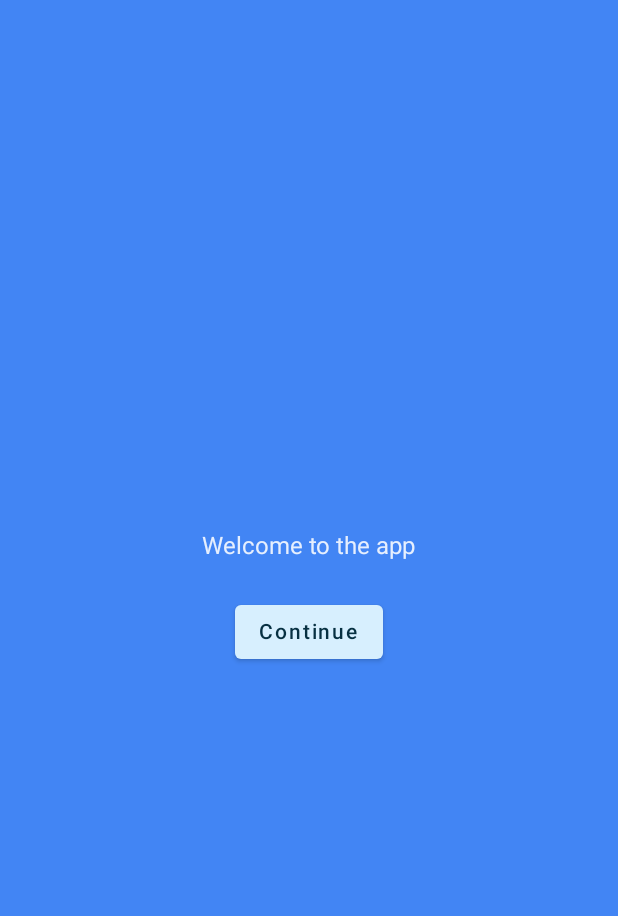
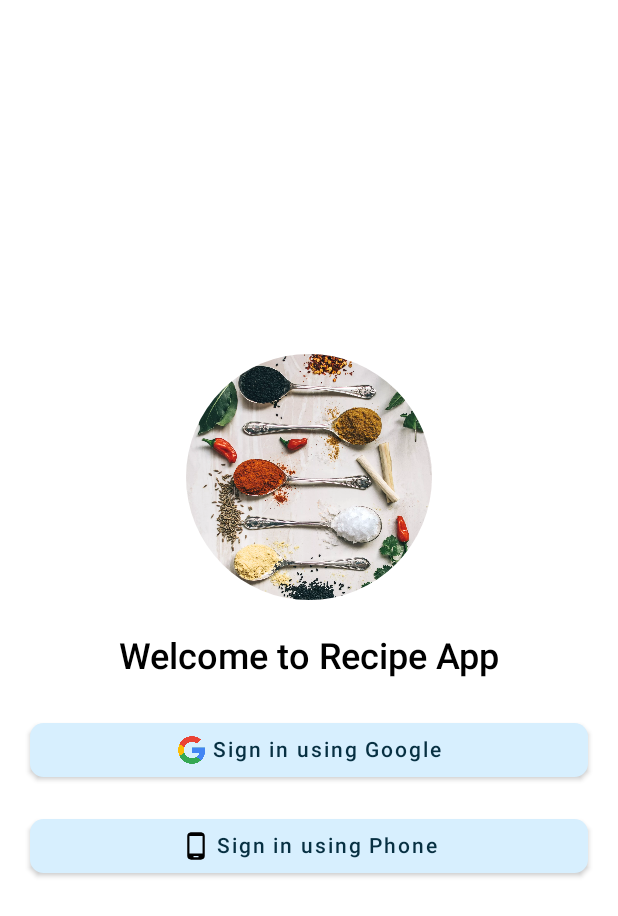
Before and after one commit to bugaliaa/MyRecipe, an Android app built with Jetpack Compose: the screen it shows after launch (MainActivity), on a phone screen of 412 x 824 dp. Shown: the top 916 px of the screen. Run offline under Robolectric (Android 15) with nearby library versions, the phone set to English and light mode, and no system bars.

Commit message:
Welcome Screen Basic Added

```diff
--- a/app/build.gradle
+++ b/app/build.gradle
@@ -63,4 +63,5 @@ dependencies {
     androidTestImplementation "androidx.compose.ui:ui-test-junit4:$compose_version"
     debugImplementation "androidx.compose.ui:ui-tooling:$compose_version"
     implementation "androidx.compose.material:material-icons-extended:$compose_version"
+    implementation "com.google.accompanist:accompanist-systemuicontroller:0.20.3"
 }
--- a/app/src/main/java/com/example/myrecipe/MainActivity.kt
+++ b/app/src/main/java/com/example/myrecipe/MainActivity.kt
@@ -33,6 +33,7 @@ import androidx.compose.ui.res.stringResource
 import androidx.compose.ui.text.font.FontWeight
 import androidx.compose.ui.tooling.preview.Preview
 import androidx.compose.ui.unit.dp
+import com.example.myrecipe.ui.home_screen.SignInScreen
 import com.example.myrecipe.ui.theme.MyRecipeTheme
 import kotlin.math.exp
 
@@ -41,7 +42,7 @@ class MainActivity : ComponentActivity() {
         super.onCreate(savedInstanceState)
         setContent {
             MyRecipeTheme {
-                MyApp()
+                SignInScreen()
             }
         }
     }
--- /dev/null
+++ b/app/src/main/java/com/example/myrecipe/ui/home_screen/SignInScreen.kt
@@ -0,0 +1,19 @@
+package com.example.myrecipe.ui.home_screen
+
+import androidx.compose.runtime.*
+import androidx.compose.ui.tooling.preview.Preview
+import com.example.myrecipe.ui.home_screen.welcome_screen.WelcomeScreen
+import com.example.myrecipe.ui.theme.MyRecipeTheme
+
+@Composable
+fun SignInScreen(){
+    MyRecipeTheme {
+        WelcomeScreen()
+    }
+}
+
+@Preview(showBackground = true)
+@Composable
+fun previewSigninScreen(){
+    SignInScreen()
+}
--- /dev/null
+++ b/app/src/main/java/com/example/myrecipe/ui/home_screen/welcome_screen/WelcomeButtons.kt
@@ -0,0 +1,85 @@
+package com.example.myrecipe.ui.home_screen.welcome_screen
+
+import androidx.compose.foundation.Image
+import androidx.compose.foundation.layout.*
+import androidx.compose.foundation.shape.CircleShape
+import androidx.compose.foundation.shape.RoundedCornerShape
+import androidx.compose.material.Button
+import androidx.compose.material.Text
+import androidx.compose.material.icons.Icons
+import androidx.compose.material.icons.filled.PhoneAndroid
+import androidx.compose.runtime.Composable
+import androidx.compose.ui.Modifier
+import androidx.compose.ui.draw.clip
+import androidx.compose.ui.layout.ContentScale
+import androidx.compose.ui.res.painterResource
+import androidx.compose.ui.tooling.preview.Preview
+import androidx.compose.ui.unit.dp
+import com.example.myrecipe.R
+import com.example.myrecipe.ui.theme.MyRecipeTheme
+
+@Composable
+fun SignInButtons(){
+    GoogleButton()
+    Spacer(modifier = Modifier.size(16.dp))
+    PhoneButton()
+}
+
+@Composable
+fun GoogleButton(){
+    Button(
+        onClick = { /*TODO*/ },
+        modifier = Modifier
+            .padding(end = 20.dp, start = 20.dp)
+            .fillMaxWidth(),
+        shape = RoundedCornerShape(25)
+    ) {
+        Image(
+            painter = painterResource(id = R.drawable.ic_google_logo),
+            contentDescription = "Google Button",
+            contentScale = ContentScale.Crop,
+            modifier = Modifier
+                .clip(CircleShape)
+                .size(20.dp)
+        )
+        Text(
+            text = "Sign in using Google",
+            modifier = Modifier.padding(start = 4.dp)
+        )
+    }
+}
+
+@Composable
+fun PhoneButton(){
+    Button(
+        onClick = { /*TODO*/ },
+        modifier = Modifier
+            .padding(end = 20.dp, start = 20.dp)
+            .fillMaxWidth(),
+        shape = RoundedCornerShape(25)
+    ) {
+        Image(
+            imageVector = Icons.Filled.PhoneAndroid,
+            contentDescription = "Google Button",
+            contentScale = ContentScale.Crop,
+            modifier = Modifier
+                .clip(CircleShape)
+                .size(20.dp)
+        )
+        Text(
+            text = "Sign in using Phone",
+            modifier = Modifier.padding(start = 4.dp)
+        )
+    }
+}
+
+@Preview
+@Composable
+fun previewButtons(){
+    MyRecipeTheme() {
+        Column {
+            SignInButtons()
+        }
+    }
+
+}
--- /dev/null
+++ b/app/src/main/java/com/example/myrecipe/ui/home_screen/welcome_screen/WelcomeScreen.kt
@@ -0,0 +1,43 @@
+package com.example.myrecipe.ui.home_screen.welcome_screen
+
+import androidx.compose.foundation.Image
+import androidx.compose.foundation.layout.*
+import androidx.compose.foundation.shape.CircleShape
+import androidx.compose.material.Text
+import androidx.compose.runtime.Composable
+import androidx.compose.ui.Alignment
+import androidx.compose.ui.Modifier
+import androidx.compose.ui.draw.clip
+import androidx.compose.ui.graphics.Color
+import androidx.compose.ui.layout.ContentScale
+import androidx.compose.ui.res.painterResource
+import androidx.compose.ui.text.TextStyle
+import androidx.compose.ui.text.font.FontWeight
+import androidx.compose.ui.unit.dp
+import androidx.compose.ui.unit.sp
+import com.example.myrecipe.R
+
+@Composable
+fun WelcomeScreen(){
+    Column(
+        verticalArrangement = Arrangement.Center,
+        horizontalAlignment = Alignment.CenterHorizontally,
+        modifier = Modifier.fillMaxSize()
+    ) {
+        Image(
+            painter = painterResource(id = R.drawable.login_screen),
+            contentDescription = "Welcome Screen Logo",
+            contentScale = ContentScale.Crop,
+            modifier = Modifier
+                .clip(CircleShape)
+                .size(164.dp)
+        )
+        Spacer(modifier = Modifier.size(24.dp))
+        Text(
+            text = "Welcome to Recipe App",
+            style = TextStyle(color = Color.Black, fontSize = 24.sp, fontWeight = FontWeight.SemiBold)
+        )
+        Spacer(modifier = Modifier.size(24.dp))
+        SignInButtons()
+    }
+}
--- a/app/src/main/java/com/example/myrecipe/ui/theme/Theme.kt
+++ b/app/src/main/java/com/example/myrecipe/ui/theme/Theme.kt
@@ -50,4 +50,6 @@ fun MyRecipeTheme(darkTheme: Boolean = isSystemInDarkTheme(), content: @Composab
         shapes = Shapes,
         content = content
     )
+
+
 }
--- a/build.gradle
+++ b/build.gradle
@@ -2,6 +2,7 @@
 buildscript {
     ext {
         compose_version = '1.0.1'
+        accompanist_version = '0.24.0'
     }
     repositories {
         google()
```
Also changed, not shown: app/src/main/res/drawable-v24/ic_google_logo.png (added), app/src/main/res/drawable-v24/login_screen.webp (added). Lines whose indentation alone changed are shown as unchanged.
